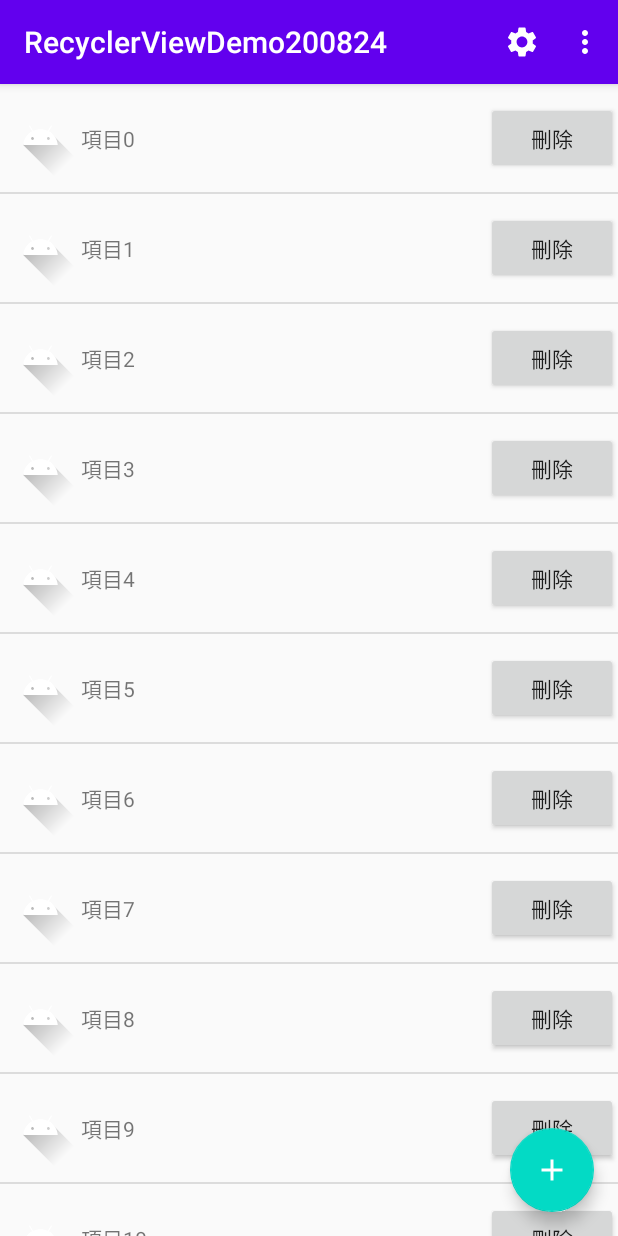
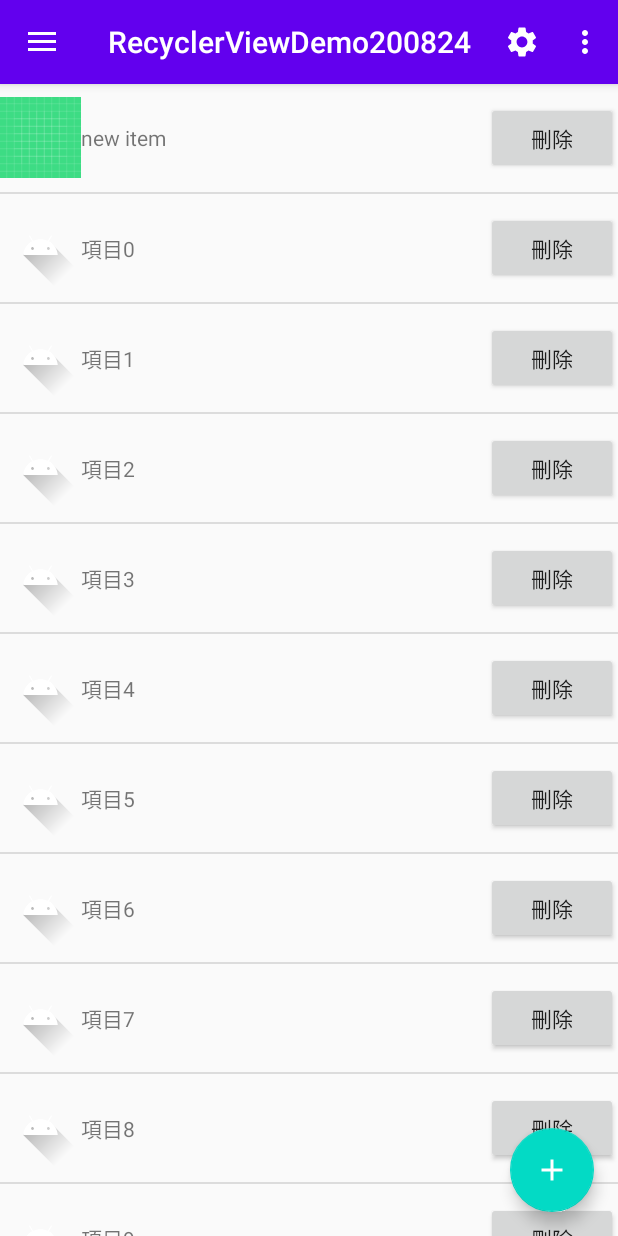
Before and after one commit to WebberLu/RecyclerViewDemo200824, an Android app: the screen it shows after launch (MainActivity), in the options menu, after a tap on "使用說明", on a phone screen of 412 x 824 dp. Run offline under Robolectric (Android 15) with nearby library versions, the phone set to English and light mode, and no system bars.

Commit message:
Day 18 - 側滑選單DrawerLayout https://ithelp.ithome.com.tw/articles/10188283

```diff
--- a/app/src/main/java/com/wl/recyclerviewdemo200824/MainActivity.kt
+++ b/app/src/main/java/com/wl/recyclerviewdemo200824/MainActivity.kt
@@ -5,13 +5,17 @@ import android.view.Menu
 import android.view.MenuItem
 import android.widget.ArrayAdapter
 import android.widget.Toast
+import androidx.appcompat.app.ActionBarDrawerToggle
 import androidx.appcompat.app.AppCompatActivity
+import androidx.core.view.GravityCompat
 import androidx.recyclerview.widget.DividerItemDecoration
 import androidx.recyclerview.widget.LinearLayoutManager
+import com.google.android.material.navigation.NavigationView
 import com.google.android.material.snackbar.Snackbar
 import com.wl.recyclerviewdemo200824.adapter.DataModel
 import com.wl.recyclerviewdemo200824.adapter.RecyclerViewAdapter
 import kotlinx.android.synthetic.main.activity_main.*
+import kotlinx.android.synthetic.main.navigation_header.*
 
 
 class MainActivity : AppCompatActivity(), RecyclerViewAdapter.OnItemClickHandler {
@@ -60,6 +64,10 @@ class MainActivity : AppCompatActivity(), RecyclerViewAdapter.OnItemClickHandler
             recycler_view.scrollToPosition(0)
 
         }
+
+        setDrawerLayout()
+        setSupportActionBar(toolbar)
+        setActionBarDrawerToggle()
     }
 
     override fun onItemClick(position: Int, data: DataModel) {
@@ -101,4 +109,44 @@ class MainActivity : AppCompatActivity(), RecyclerViewAdapter.OnItemClickHandler
         }
 
     }
+
+    private fun setDrawerLayout() {
+
+        navigation_view.setNavigationItemSelectedListener(NavigationView.OnNavigationItemSelectedListener { item ->
+            drawerLayout.closeDrawer(GravityCompat.START)
+
+            return@OnNavigationItemSelectedListener when (item.itemId) {
+                R.id.action_home -> {
+                    Toast.makeText(this@MainActivity, "首頁", Toast.LENGTH_SHORT).show()
+                    return@OnNavigationItemSelectedListener true
+                }
+                R.id.action_help -> {
+                    Toast.makeText(this@MainActivity, "使用說明", Toast.LENGTH_SHORT).show()
+                    return@OnNavigationItemSelectedListener true
+                }
+                R.id.action_about -> {
+                    setHeaderInfo()
+                    return@OnNavigationItemSelectedListener true
+                }
+                else -> false
+            }
+        })
+    }
+
+    private fun setActionBarDrawerToggle() {
+
+        var toggle = ActionBarDrawerToggle(
+            this,
+            drawerLayout,
+            toolbar,
+            R.string.drawer_open,
+            R.string.drawer_close
+        );
+        drawerLayout.addDrawerListener(toggle);
+        toggle.syncState()
+    }
+
+    private fun setHeaderInfo() {
+        txtHeader.text = "123"
+    }
 }
--- /dev/null
+++ b/app/src/main/res/drawable/ic_help.xml
@@ -0,0 +1,9 @@
+<vector xmlns:android="http://schemas.android.com/apk/res/android"
+    android:width="24dp"
+    android:height="24dp"
+    android:viewportWidth="24"
+    android:viewportHeight="24">
+  <path
+      android:pathData="M12,2C6.48,2 2,6.48 2,12s4.48,10 10,10 10,-4.48 10,-10S17.52,2 12,2zM13,19h-2v-2h2v2zM15.07,11.25l-0.9,0.92C13.45,12.9 13,13.5 13,15h-2v-0.5c0,-1.1 0.45,-2.1 1.17,-2.83l1.24,-1.26c0.37,-0.36 0.59,-0.86 0.59,-1.41 0,-1.1 -0.9,-2 -2,-2s-2,0.9 -2,2L8,9c0,-2.21 1.79,-4 4,-4s4,1.79 4,4c0,0.88 -0.36,1.68 -0.93,2.25z"
+      android:fillColor="#ffffff"/>
+</vector>
--- /dev/null
+++ b/app/src/main/res/drawable/ic_home.xml
@@ -0,0 +1,9 @@
+<vector xmlns:android="http://schemas.android.com/apk/res/android"
+    android:width="24dp"
+    android:height="24dp"
+    android:viewportWidth="24"
+    android:viewportHeight="24">
+  <path
+      android:pathData="M10,20v-6h4v6h5v-8h3L12,3 2,12h3v8z"
+      android:fillColor="#ffffff"/>
+</vector>
--- /dev/null
+++ b/app/src/main/res/drawable/ic_info.xml
@@ -0,0 +1,9 @@
+<vector xmlns:android="http://schemas.android.com/apk/res/android"
+    android:width="24dp"
+    android:height="24dp"
+    android:viewportWidth="24"
+    android:viewportHeight="24">
+  <path
+      android:pathData="M12,2C6.48,2 2,6.48 2,12s4.48,10 10,10 10,-4.48 10,-10S17.52,2 12,2zM13,17h-2v-6h2v6zM13,9h-2L11,7h2v2z"
+      android:fillColor="#ffffff"/>
+</vector>
--- /dev/null
+++ b/app/src/main/res/drawable/ic_person.xml
@@ -0,0 +1,9 @@
+<vector xmlns:android="http://schemas.android.com/apk/res/android"
+    android:width="24dp"
+    android:height="24dp"
+    android:viewportWidth="24"
+    android:viewportHeight="24">
+  <path
+      android:pathData="M12,12c2.21,0 4,-1.79 4,-4s-1.79,-4 -4,-4 -4,1.79 -4,4 1.79,4 4,4zM12,14c-2.67,0 -8,1.34 -8,4v2h16v-2c0,-2.66 -5.33,-4 -8,-4z"
+      android:fillColor="#ffffff"/>
+</vector>
--- a/app/src/main/res/layout/activity_main.xml
+++ b/app/src/main/res/layout/activity_main.xml
@@ -1,10 +1,30 @@
 <?xml version="1.0" encoding="utf-8"?>
+<androidx.drawerlayout.widget.DrawerLayout xmlns:android="http://schemas.android.com/apk/res/android"
+    xmlns:app="http://schemas.android.com/apk/res-auto"
+    android:id="@+id/drawerLayout"
+    android:layout_width="match_parent"
+    android:layout_height="match_parent"
+    android:fitsSystemWindows="true">
+
+    <RelativeLayout
+        android:layout_width="match_parent"
+        android:layout_height="match_parent">
+
+        <androidx.appcompat.widget.Toolbar
+            android:id="@+id/toolbar"
+            android:layout_width="match_parent"
+            android:layout_height="?attr/actionBarSize"
+            android:background="?attr/colorPrimary"
+            android:elevation="4dp"
+            android:theme="@style/ThemeOverlay.AppCompat.Dark.ActionBar" />
+
         <androidx.coordinatorlayout.widget.CoordinatorLayout xmlns:android="http://schemas.android.com/apk/res/android"
             xmlns:app="http://schemas.android.com/apk/res-auto"
             xmlns:tools="http://schemas.android.com/tools"
             android:id="@+id/mainLayout"
             android:layout_width="match_parent"
             android:layout_height="match_parent"
+            android:layout_below="@id/toolbar"
             tools:context=".MainActivity">
 
             <com.google.android.material.floatingactionbutton.FloatingActionButton
@@ -34,3 +54,15 @@
 
 
         </androidx.coordinatorlayout.widget.CoordinatorLayout>
+    </RelativeLayout>
+
+    <com.google.android.material.navigation.NavigationView
+        android:id="@+id/navigation_view"
+        android:layout_width="240dp"
+        android:layout_height="match_parent"
+        android:layout_gravity="start"
+        android:fitsSystemWindows="true"
+        app:headerLayout="@layout/navigation_header"
+        app:menu="@menu/drawer" />
+
+</androidx.drawerlayout.widget.DrawerLayout>
--- /dev/null
+++ b/app/src/main/res/layout/navigation_header.xml
@@ -0,0 +1,28 @@
+<?xml version="1.0" encoding="utf-8"?>
+<LinearLayout xmlns:android="http://schemas.android.com/apk/res/android"
+    android:layout_width="match_parent"
+    android:layout_height="160dp"
+    android:background="@color/colorPrimary"
+    android:gravity="bottom"
+    android:orientation="vertical"
+    android:paddingBottom="16dp"
+    android:paddingLeft="16dp"
+    android:paddingRight="16dp"
+    android:paddingTop="16dp">
+
+    <ImageView
+        android:layout_width="64dp"
+        android:layout_height="64dp"
+        android:contentDescription="@null"
+        android:src="@drawable/ic_person" />
+
+    <TextView
+        android:id="@+id/txtHeader"
+        android:layout_width="wrap_content"
+        android:layout_height="wrap_content"
+        android:ellipsize="end"
+        android:paddingTop="4dp"
+        android:text="WebberLu"
+        android:textColor="#ffffff" />
+
+</LinearLayout>
--- /dev/null
+++ b/app/src/main/res/menu/drawer.xml
@@ -0,0 +1,27 @@
+<?xml version="1.0" encoding="utf-8"?>
+<menu xmlns:android="http://schemas.android.com/apk/res/android">
+
+    <group android:checkableBehavior="single">
+        <item
+            android:id="@+id/action_home"
+            android:checked="true"
+            android:icon="@drawable/ic_home"
+            android:title="首頁" />
+
+        <item
+            android:id="@+id/action_help"
+            android:icon="@drawable/ic_help"
+            android:title="使用說明" />
+
+        <item
+            android:id="@+id/action_settings"
+            android:icon="@drawable/ic_settings"
+            android:title="設定" />
+
+        <item
+            android:id="@+id/action_about"
+            android:icon="@drawable/ic_info"
+            android:title="關於" />
+    </group>
+
+</menu>
--- a/app/src/main/res/values/strings.xml
+++ b/app/src/main/res/values/strings.xml
@@ -1,3 +1,5 @@
 <resources>
     <string name="app_name">RecyclerViewDemo200824</string>
+    <string name="drawer_open">drawer_open</string>
+    <string name="drawer_close">drawer_close</string>
 </resources>
--- a/app/src/main/res/values/styles.xml
+++ b/app/src/main/res/values/styles.xml
@@ -1,10 +1,13 @@
 <resources>
     <!-- Base application theme. -->
-    <style name="AppTheme" parent="Theme.AppCompat.Light.DarkActionBar">
+    <style name="AppTheme" parent="Theme.AppCompat.Light.NoActionBar">
         <!-- Customize your theme here. -->
         <item name="colorPrimary">@color/colorPrimary</item>
         <item name="colorPrimaryDark">@color/colorPrimaryDark</item>
         <item name="colorAccent">@color/colorAccent</item>
+
+        <item name="android:windowDrawsSystemBarBackgrounds">true</item>
+        <item name="android:statusBarColor">@android:color/transparent</item>
     </style>
 
 </resources>
```
Lines whose indentation alone changed are shown as unchanged.
